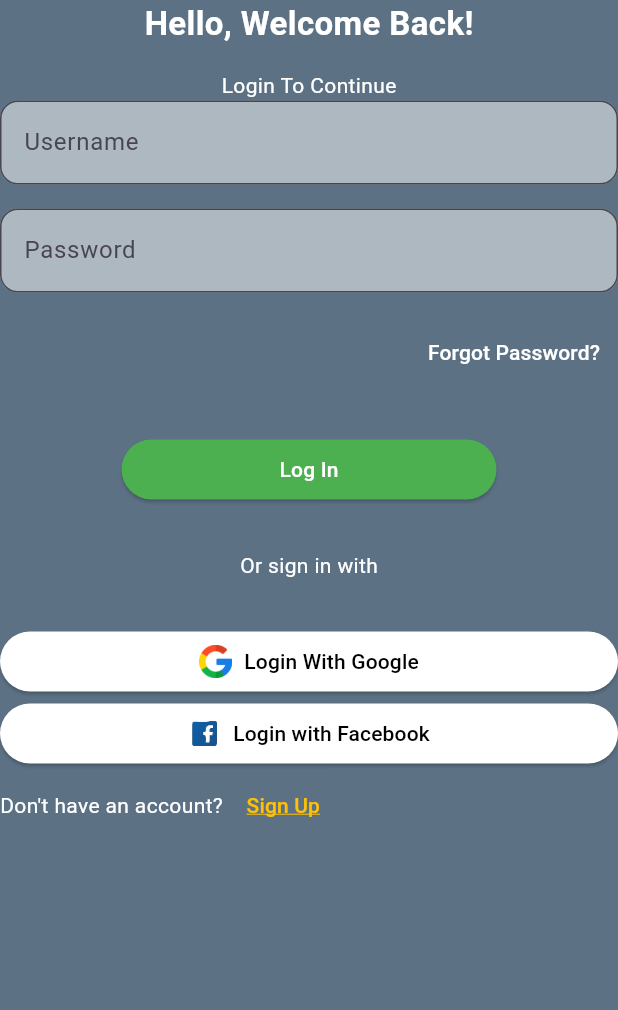
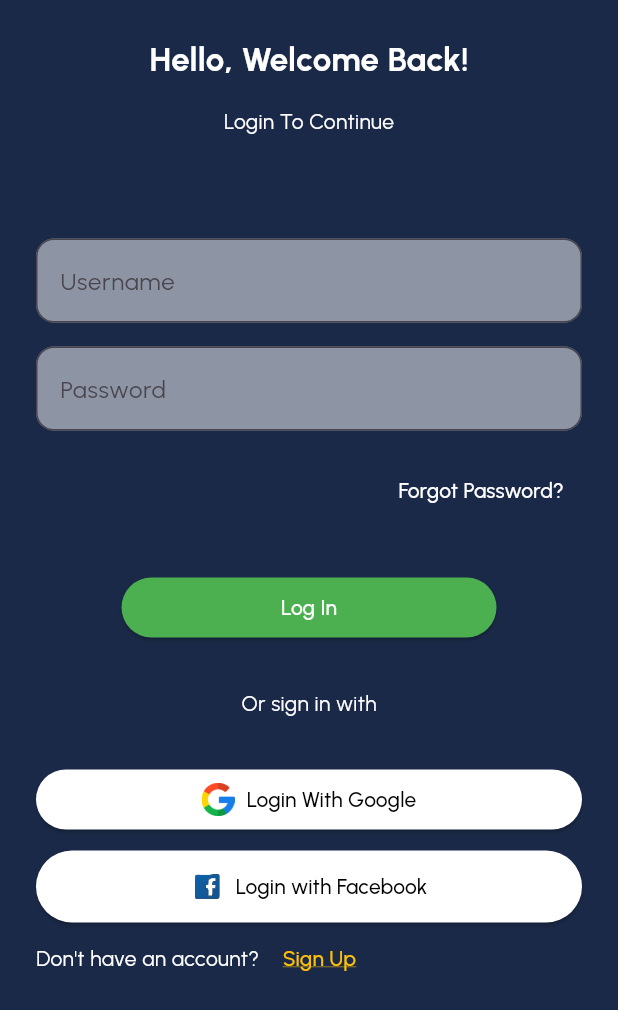
Before and after one commit to Prajjawal12/GrinSync, a Flutter app: the screen it shows after launch, on a phone screen of 412 x 824 dp. Shown: the top 1010 px of the screen. Run offline on Flutter 3.47's test engine with Material 3 defaults, Android fonts, the phone set to English and light mode, and no system bars.

Commit message:
few ui customizations

```diff
--- a/lib/login_page.dart
+++ b/lib/login_page.dart
@@ -5,13 +5,19 @@ class LoginPage extends StatelessWidget {
   @override
   Widget build(BuildContext context) {
     return Scaffold(
-      backgroundColor: Color.fromARGB(186, 31, 60, 87),
-      body: Column(
+      body: SingleChildScrollView(
+        child: Padding(
+          padding: EdgeInsets.all(24),
+          child: Column(
             children: [
+              Spacer(),
               const Text(
                 'Hello, Welcome Back!',
                 style: TextStyle(
-                color: Colors.white, fontSize: 22, fontWeight: FontWeight.bold),
+                    color: Colors.white,
+                    fontSize: 22,
+                    fontWeight: FontWeight.bold,
+                    fontFamily: 'Urbanist'),
               ),
               SizedBox(
                 height: 16,
@@ -19,6 +25,9 @@ class LoginPage extends StatelessWidget {
               const Text(
                 'Login To Continue',
                 style: TextStyle(color: Colors.white),
+              ),
+              SizedBox(
+                height: 68,
               ),
               TextField(
                 decoration: InputDecoration(
@@ -69,7 +78,8 @@ class LoginPage extends StatelessWidget {
                   onPressed: () {
                     print("Login clicked");
                   },
-              style: ElevatedButton.styleFrom(backgroundColor: Colors.green),
+                  style:
+                      ElevatedButton.styleFrom(backgroundColor: Colors.green),
                   child: const Text(
                     'Log In',
                     style: TextStyle(color: Colors.white),
@@ -114,7 +124,12 @@ class LoginPage extends StatelessWidget {
                   ],
                 ),
               ),
-          ElevatedButton(
+              SizedBox(
+                height: 10,
+              ),
+              SizedBox(
+                height: 48,
+                child: ElevatedButton(
                   style: ElevatedButton.styleFrom(
                     foregroundColor: Colors.black,
                     backgroundColor: Colors.white,
@@ -140,6 +155,7 @@ class LoginPage extends StatelessWidget {
                     ],
                   ),
                 ),
+              ),
               Row(
                 children: [
                   Text(
@@ -160,6 +176,8 @@ class LoginPage extends StatelessWidget {
               )
             ],
           ),
+        ),
+      ),
     );
   }
 }
--- a/lib/main.dart
+++ b/lib/main.dart
@@ -1,5 +1,6 @@
 import 'package:flutter/material.dart';
 import 'package:social_media_app/login_page.dart';
+import 'package:social_media_app/styles/app_colors.dart';
 
 void main() {
   runApp(MyApp());
@@ -8,7 +9,13 @@ void main() {
 class MyApp extends StatelessWidget {
   @override
   Widget build(BuildContext context) {
-    return const MaterialApp(
-        debugShowCheckedModeBanner: false, home: LoginPage());
+    return MaterialApp(
+      theme: ThemeData(
+        fontFamily: 'Urbanist',
+        scaffoldBackgroundColor: AppColors.background,
+      ),
+      debugShowCheckedModeBanner: false,
+      home: LoginPage(),
+    );
   }
 }
--- /dev/null
+++ b/lib/styles/app_colors.dart
@@ -0,0 +1,12 @@
+import 'package:flutter/material.dart';
+
+class AppColors {
+  static const primary = Color(0xffFBD512);
+  static const font = Color(0xffD8D8D8);
+  static const font2 = Color(0xff373737);
+  static const disableFont = Color(0xffA7A7A7);
+  static const disableButton = Color(0xff303030);
+  static const background = Color(0xff1A2947);
+  static const black = Color(0xff000000);
+  static const white = Color(0xffffffff);
+}
```
Also changed, not shown: pubspec.yaml (+17 -7 lines), assets/fonts/Urbanist-Black.ttf (added), assets/fonts/Urbanist-Bold.ttf (added), assets/fonts/Urbanist-ExtraBold.ttf (added), assets/fonts/Urbanist-Light.ttf (added), assets/fonts/Urbanist-Medium.ttf (added), assets/fonts/Urbanist-Regular.ttf (added), assets/fonts/Urbanist-SemiBold.ttf (added), flutter_01.png (added). Lines whose indentation alone changed are shown as unchanged.
